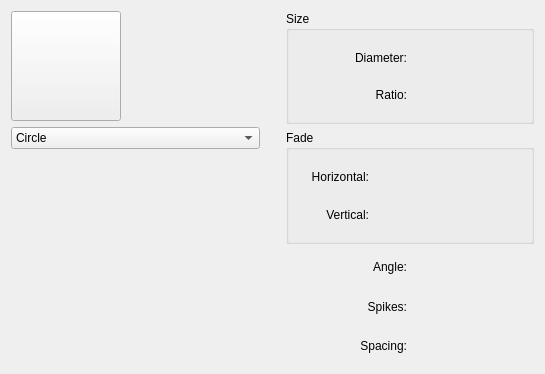
First picture: the form in krita/plugins/paintops/libpaintop/wdgautobrush.ui, repository KDE/krita, before the edit.
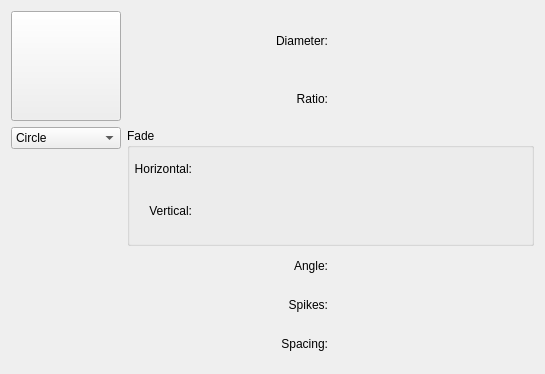
Second picture: the form after the edit. Custom widgets are drawn as their Qt base class.

Diff of the .ui file:
```diff
--- a/krita/plugins/paintops/libpaintop/wdgautobrush.ui
+++ b/krita/plugins/paintops/libpaintop/wdgautobrush.ui
@@ -16,7 +16,7 @@
     <verstretch>0</verstretch>
    </sizepolicy>
   </property>
-  <layout class="QHBoxLayout" name="horizontalLayout_2">
+  <layout class="QHBoxLayout" name="horizontalLayout" stretch="0,1">
    <item>
     <layout class="QVBoxLayout">
      <property name="margin">
@@ -69,34 +69,23 @@
        <property name="sizeHint" stdset="0">
         <size>
          <width>20</width>
-         <height>0</height>
+         <height>13</height>
         </size>
        </property>
       </spacer>
      </item>
     </layout>
    </item>
-   <item>
-    <spacer name="verticalSpacer">
-     <property name="orientation">
-      <enum>Qt::Vertical</enum>
-     </property>
-     <property name="sizeHint" stdset="0">
-      <size>
-       <width>20</width>
-       <height>292</height>
-      </size>
-     </property>
-    </spacer>
-   </item>
    <item>
     <layout class="QVBoxLayout" name="verticalLayout">
+     <property name="spacing">
+      <number>0</number>
+     </property>
      <item>
-      <widget class="QGroupBox" name="grpSize">
-       <property name="title">
-        <string>Size</string>
+      <layout class="QGridLayout" name="gridLayout_2">
+       <property name="verticalSpacing">
+        <number>0</number>
        </property>
-       <layout class="QGridLayout" name="gridLayout_4">
         <item row="0" column="0">
          <widget class="QLabel" name="label_4">
           <property name="text">
@@ -107,6 +96,16 @@
           </property>
          </widget>
         </item>
+       <item row="0" column="1">
+        <widget class="KisDoubleSliderSpinBox" name="inputRadius" native="true">
+         <property name="minimumSize">
+          <size>
+           <width>200</width>
+           <height>0</height>
+          </size>
+         </property>
+        </widget>
+       </item>
         <item row="1" column="0">
          <widget class="QLabel" name="label_5">
           <property name="text">
@@ -117,21 +116,31 @@
           </property>
          </widget>
         </item>
-        <item row="0" column="1">
-         <widget class="KisDoubleSliderSpinBox" name="inputRadius" native="true"/>
-        </item>
         <item row="1" column="1">
          <widget class="KisDoubleSliderSpinBox" name="inputRatio" native="true"/>
         </item>
        </layout>
-      </widget>
      </item>
      <item>
       <widget class="QGroupBox" name="grpFade_2">
        <property name="title">
         <string>Fade</string>
        </property>
-       <layout class="QGridLayout" name="gridLayout">
+       <layout class="QVBoxLayout" name="verticalLayout_2">
+        <property name="spacing">
+         <number>0</number>
+        </property>
+        <property name="leftMargin">
+         <number>4</number>
+        </property>
+        <property name="topMargin">
+         <number>0</number>
+        </property>
+        <item>
+         <layout class="QGridLayout" name="gridLayout" columnstretch="0,1,0">
+          <property name="verticalSpacing">
+           <number>0</number>
+          </property>
         <item row="0" column="0">
          <widget class="QLabel" name="label_6">
           <property name="text">
@@ -142,40 +151,51 @@
           </property>
          </widget>
         </item>
-        <item row="1" column="0">
-         <widget class="QLabel" name="label_7">
-          <property name="text">
-           <string>Vertical:</string>
-          </property>
-          <property name="alignment">
-           <set>Qt::AlignRight|Qt::AlignTrailing|Qt::AlignVCenter</set>
-          </property>
-         </widget>
+          <item row="0" column="1">
+           <widget class="KisDoubleSliderSpinBox" name="inputHFade" native="true"/>
         </item>
         <item row="0" column="2" rowspan="2">
          <widget class="KoAspectButton" name="aspectButton" native="true"/>
         </item>
-        <item row="0" column="1">
-         <widget class="KisDoubleSliderSpinBox" name="inputHFade" native="true"/>
+          <item row="1" column="0">
+           <widget class="QLabel" name="label_7">
+            <property name="text">
+             <string>Vertical:</string>
+            </property>
+            <property name="alignment">
+             <set>Qt::AlignRight|Qt::AlignTrailing|Qt::AlignVCenter</set>
+            </property>
+           </widget>
         </item>
         <item row="1" column="1">
          <widget class="KisDoubleSliderSpinBox" name="inputVFade" native="true"/>
         </item>
        </layout>
+        </item>
+       </layout>
       </widget>
      </item>
      <item>
       <layout class="QGridLayout" name="gridLayout_3">
-       <item row="1" column="0">
-        <widget class="QLabel" name="label">
-         <property name="text">
-          <string>Spikes:</string>
-         </property>
-         <property name="alignment">
-          <set>Qt::AlignRight|Qt::AlignTrailing|Qt::AlignVCenter</set>
+       <property name="verticalSpacing">
+        <number>0</number>
+       </property>
+       <item row="0" column="1">
+        <widget class="KisSliderSpinBox" name="inputAngle" native="true">
+         <property name="minimumSize">
+          <size>
+           <width>200</width>
+           <height>0</height>
+          </size>
          </property>
         </widget>
        </item>
+       <item row="2" column="1">
+        <widget class="KisDoubleSliderSpinBox" name="inputSpacing" native="true"/>
+       </item>
+       <item row="1" column="1">
+        <widget class="KisSliderSpinBox" name="inputSpikes" native="true"/>
+       </item>
        <item row="2" column="0">
         <widget class="QLabel" name="label_2">
          <property name="text">
@@ -186,6 +206,16 @@
          </property>
         </widget>
        </item>
+       <item row="1" column="0">
+        <widget class="QLabel" name="label">
+         <property name="text">
+          <string>Spikes:</string>
+         </property>
+         <property name="alignment">
+          <set>Qt::AlignRight|Qt::AlignTrailing|Qt::AlignVCenter</set>
+         </property>
+        </widget>
+       </item>
        <item row="0" column="0">
         <widget class="QLabel" name="label_3">
          <property name="text">
@@ -196,20 +226,28 @@
          </property>
         </widget>
        </item>
-       <item row="0" column="1">
-        <widget class="KisSliderSpinBox" name="inputAngle" native="true"/>
-       </item>
-       <item row="1" column="1">
-        <widget class="KisSliderSpinBox" name="inputSpikes" native="true"/>
-       </item>
-       <item row="2" column="1">
-        <widget class="KisDoubleSliderSpinBox" name="inputSpacing" native="true"/>
-       </item>
       </layout>
      </item>
     </layout>
    </item>
   </layout>
+  <zorder>label_4</zorder>
+  <zorder>label_5</zorder>
+  <zorder>inputRadius</zorder>
+  <zorder>inputRatio</zorder>
+  <zorder>aspectButton</zorder>
+  <zorder>inputHFade</zorder>
+  <zorder>inputVFade</zorder>
+  <zorder>label_6</zorder>
+  <zorder>label_7</zorder>
+  <zorder>label_3</zorder>
+  <zorder>label</zorder>
+  <zorder>label_2</zorder>
+  <zorder>inputSpikes</zorder>
+  <zorder>inputSpacing</zorder>
+  <zorder>inputAngle</zorder>
+  <zorder></zorder>
+  <zorder>grpFade_2</zorder>
  </widget>
  <layoutdefault spacing="6" margin="11"/>
  <customwidgets>
```
Lines whose indentation alone changed are shown as unchanged.
